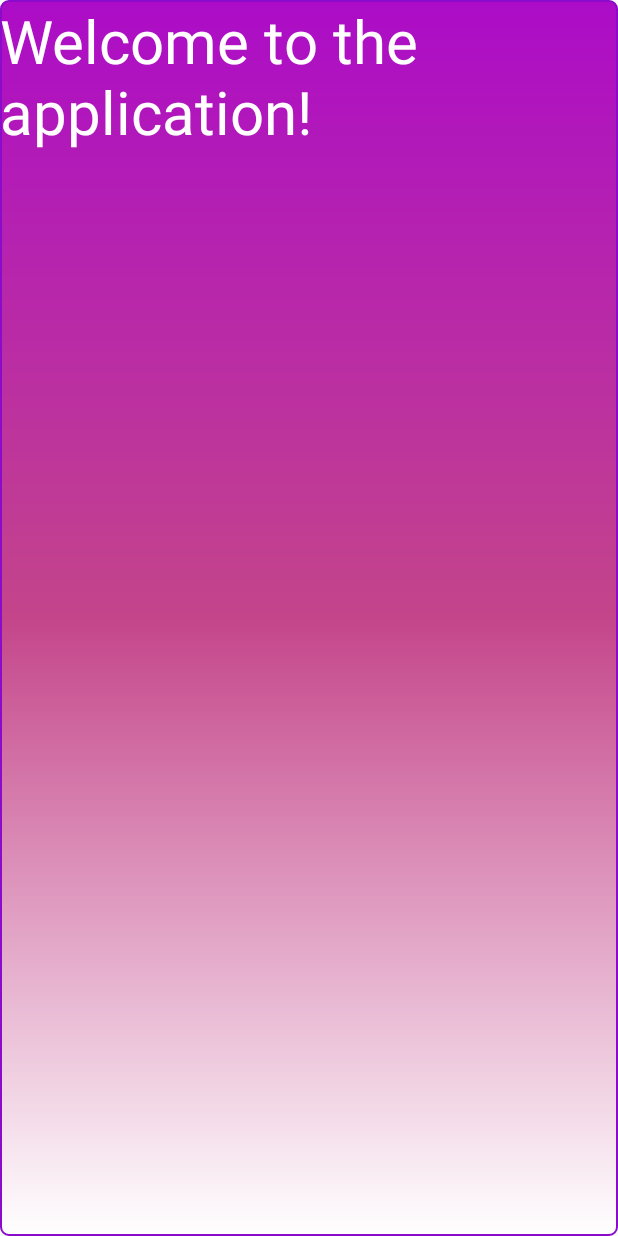
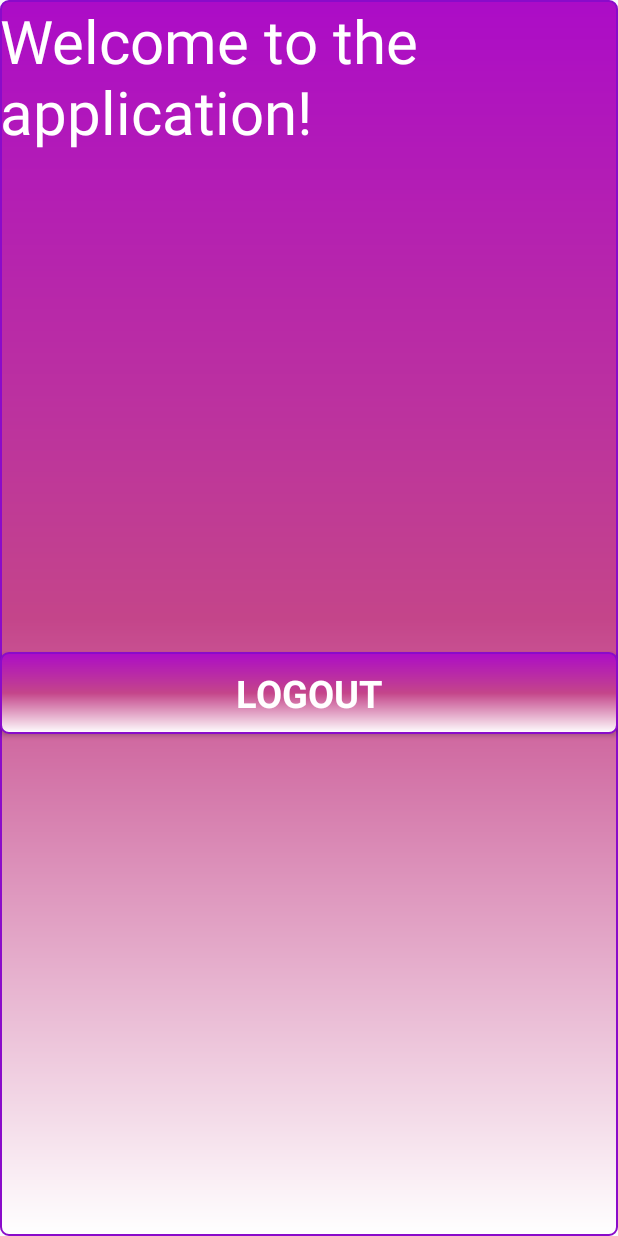
Before and after one commit to sgnahouidavid1/Womens-Security-Proactive-Safety-Application, an Android app: the MainApplicationActivity screen opened directly, with no data from a screen before it, on a phone screen of 412 x 824 dp. Run offline under Robolectric (Android 15) with nearby library versions, the phone set to English and light mode, and no system bars.

Commit message:
added a log out button the the MainApplicationActivity

```diff
--- a/app/src/main/java/com/example/womens_security_with_sms_alerts/MainApplicationActivity.kt
+++ b/app/src/main/java/com/example/womens_security_with_sms_alerts/MainApplicationActivity.kt
@@ -1,11 +1,19 @@
 package com.example.womens_security_with_sms_alerts
 
+import android.content.Intent
 import androidx.appcompat.app.AppCompatActivity
 import android.os.Bundle
+import android.widget.Button
 
 class MainApplicationActivity : AppCompatActivity() {
     override fun onCreate(savedInstanceState: Bundle?) {
         super.onCreate(savedInstanceState)
         setContentView(R.layout.activity_main_application)
+        val btLogOut: Button = findViewById(R.id.btLogOut)
+        btLogOut.setOnClickListener {
+            val intent = Intent(this, LoginActivity:: class.java )
+            startActivity(intent)
+            finish()
+        }
     }
 }
--- a/app/src/main/res/layout/activity_main_application.xml
+++ b/app/src/main/res/layout/activity_main_application.xml
@@ -14,4 +14,23 @@
         android:textSize="40sp"
         android:textColor="@color/white"/>
 
+    <LinearLayout
+        android:layout_width="match_parent"
+        android:layout_height="match_parent"
+        android:gravity="center">
+
+    <Button
+        android:id="@+id/btLogOut"
+        android:layout_width="match_parent"
+        android:layout_height="wrap_content"
+        android:background="@drawable/background_bg"
+        android:text="@string/logout"
+        android:fontFamily="sans-serif"
+        android:padding="10dp"
+        android:textSize="25sp"
+        android:textColor="@color/white"
+        android:textStyle="bold"
+        android:layout_marginTop="50dp"/>
+    </LinearLayout>
+
 </RelativeLayout>
--- a/app/src/main/res/values/strings.xml
+++ b/app/src/main/res/values/strings.xml
@@ -18,4 +18,5 @@
     <string name="don_t_have_an_account">Don\'t have an account?</string>
     <string name="register_now_loginPage">Register Now</string>
     <string name="mobile_number_or_email_address">Mobile Number or Email Address</string>
+    <string name="logout">Logout</string>
 </resources>
```
